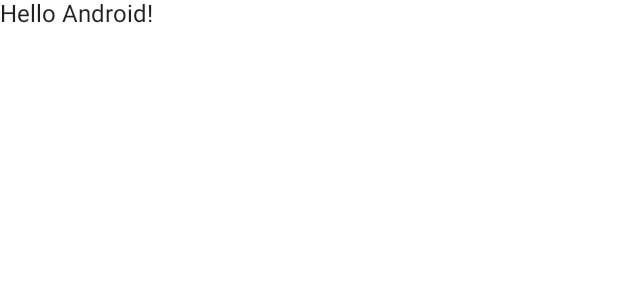
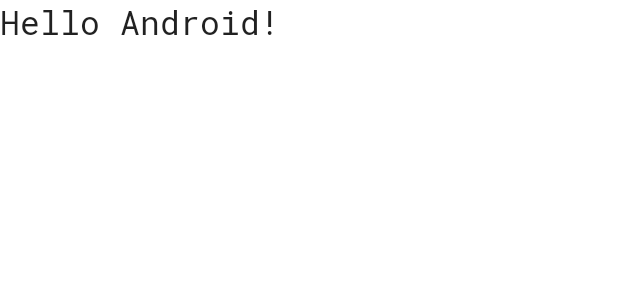
Before and after one commit to AnirudhBhat/Clean-News---Jetpack-Compose, an Android app built with Jetpack Compose: the @Preview function DefaultPreview, on a phone screen of 412 x 824 dp. Shown: the top 300 px of the screen. Run offline under Robolectric (Android 15) with nearby library versions, the phone set to English and light mode, and no system bars.

Commit message:
add theme and typography

```diff
--- a/app/build.gradle
+++ b/app/build.gradle
@@ -55,6 +55,7 @@ dependencies {
     implementation "androidx.compose.ui:ui:$compose_version"
     implementation "androidx.compose.material:material:$compose_version"
     implementation "androidx.compose.ui:ui-tooling-preview:$compose_version"
+    implementation "androidx.compose.runtime:runtime-livedata:$compose_version"
     implementation 'androidx.lifecycle:lifecycle-runtime-ktx:2.4.0'
     implementation 'androidx.activity:activity-compose:1.4.0'
 
--- a/app/src/main/java/com/abhat/cleannews_compose/ui/theme/Color.kt
+++ b/app/src/main/java/com/abhat/cleannews_compose/ui/theme/Color.kt
@@ -6,3 +6,9 @@ val Purple200 = Color(0xFFBB86FC)
 val Purple500 = Color(0xFF6200EE)
 val Purple700 = Color(0xFF3700B3)
 val Teal200 = Color(0xFF03DAC5)
+
+val Gray850 = Color(0x3A3A3A)
+val Gray600 = Color(0x757575)
+
+val White = Color(0xFFFFFFFF)
+val WhiteWithAlpha = Color(0xb9ffffff)
--- a/app/src/main/java/com/abhat/cleannews_compose/ui/theme/Theme.kt
+++ b/app/src/main/java/com/abhat/cleannews_compose/ui/theme/Theme.kt
@@ -5,26 +5,34 @@ import androidx.compose.material.MaterialTheme
 import androidx.compose.material.darkColors
 import androidx.compose.material.lightColors
 import androidx.compose.runtime.Composable
+import androidx.compose.ui.graphics.Color
 
 private val DarkColorPalette = darkColors(
-    primary = Purple200,
-    primaryVariant = Purple700,
-    secondary = Teal200
+    primary = Color.Black,
+    primaryVariant = Gray850,
+
+    onPrimary = White
+
+//    background = Color.Black,
+//    surface = Color.Black,
+//    onPrimary = White,
+//    onSecondary = WhiteWithAlpha,
+//    onBackground = Color.Black,
+//    onSurface = Color.Black,
 )
 
 private val LightColorPalette = lightColors(
-    primary = Purple500,
-    primaryVariant = Purple700,
-    secondary = Teal200
+    primary = Color.White,
+    primaryVariant = White,
 
-    /* Other default colors to override
-    background = Color.White,
-    surface = Color.White,
-    onPrimary = Color.White,
-    onSecondary = Color.Black,
-    onBackground = Color.Black,
-    onSurface = Color.Black,
-    */
+    onPrimary = Color.Black,
+
+//    background = Color.White,
+//    surface = Color.White,
+//    onPrimary = Gray850,
+//    onSecondary = Gray600,
+//    onBackground = Color.White,
+//    onSurface = Color.White,
 )
 
 @Composable
--- a/app/src/main/java/com/abhat/cleannews_compose/ui/theme/Type.kt
+++ b/app/src/main/java/com/abhat/cleannews_compose/ui/theme/Type.kt
@@ -2,17 +2,29 @@ package com.abhat.cleannews_compose.ui.theme
 
 import androidx.compose.material.Typography
 import androidx.compose.ui.text.TextStyle
+import androidx.compose.ui.text.font.Font
 import androidx.compose.ui.text.font.FontFamily
 import androidx.compose.ui.text.font.FontWeight
 import androidx.compose.ui.unit.sp
+import com.abhat.cleannews_compose.R
+
+private val newsFont = FontFamily(
+    Font(R.font.robotomono_light, FontWeight.Light),
+    Font(R.font.robotomono_regular, FontWeight.Medium)
+)
 
 // Set of Material typography styles to start with
 val Typography = Typography(
     body1 = TextStyle(
-        fontFamily = FontFamily.Default,
-        fontWeight = FontWeight.Normal,
+        fontFamily = newsFont,
+        fontWeight = FontWeight.Medium,
+        fontSize = 22.sp
+    ),
+    subtitle1 = TextStyle(
+        fontFamily = newsFont,
+        fontWeight = FontWeight.Light,
         fontSize = 16.sp
-    )
+    ),
     /* Other default text styles to override
     button = TextStyle(
         fontFamily = FontFamily.Default,
```
Also changed, not shown: app/src/main/res/font/robotomono_light.ttf (added), app/src/main/res/font/robotomono_regular.ttf (added).
